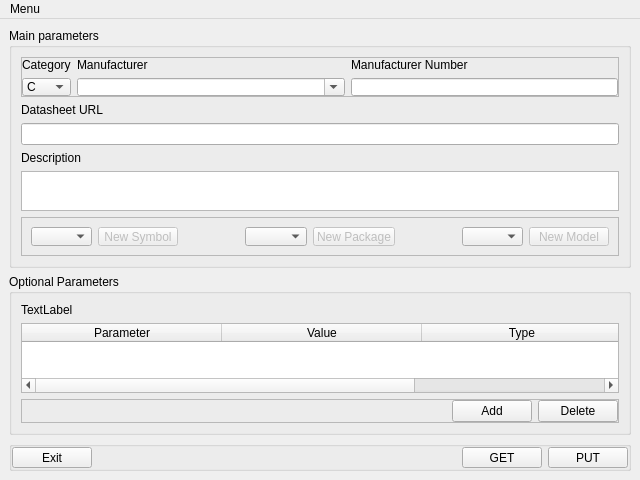
The window that src/ui/mainwindow.ui (BamWolf/altium-common-library.client) describes before a commit, drawn with Qt 5.
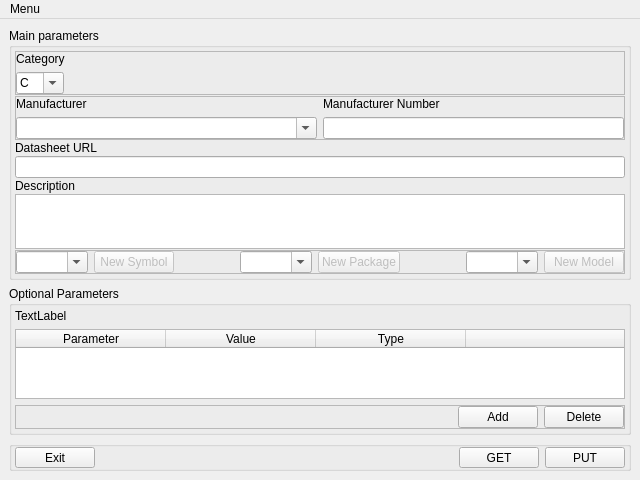
The same window after the commit.

```diff
--- a/src/ui/mainwindow.ui
+++ b/src/ui/mainwindow.ui
@@ -38,6 +38,12 @@
          <string>Main parameters</string>
         </property>
         <layout class="QVBoxLayout" name="verticalLayout_5">
+         <property name="spacing">
+          <number>1</number>
+         </property>
+         <property name="margin">
+          <number>3</number>
+         </property>
          <item>
           <widget class="QFrame" name="frame_2">
            <property name="frameShape">
@@ -50,21 +56,24 @@
             <property name="margin">
              <number>0</number>
             </property>
-            <property name="spacing">
-             <number>6</number>
-            </property>
-            <item row="1" column="3">
-             <widget class="QLineEdit" name="pn_line"/>
-            </item>
-            <item row="0" column="3">
-             <widget class="QLabel" name="label_2">
+            <item row="0" column="0">
+             <widget class="QLabel" name="label_5">
               <property name="text">
-               <string>Manufacturer Number</string>
+               <string>Category</string>
               </property>
              </widget>
             </item>
             <item row="1" column="0">
              <widget class="QComboBox" name="categoryBox">
+              <property name="sizePolicy">
+               <sizepolicy hsizetype="Fixed" vsizetype="Fixed">
+                <horstretch>0</horstretch>
+                <verstretch>0</verstretch>
+               </sizepolicy>
+              </property>
+              <property name="editable">
+               <bool>true</bool>
+              </property>
               <item>
                <property name="text">
                 <string>C</string>
@@ -97,14 +106,35 @@
               </item>
              </widget>
             </item>
-            <item row="0" column="0">
-             <widget class="QLabel" name="label_5">
-              <property name="text">
-               <string>Category</string>
+            <item row="1" column="1">
+             <spacer name="horizontalSpacer_5">
+              <property name="orientation">
+               <enum>Qt::Horizontal</enum>
               </property>
-             </widget>
+              <property name="sizeHint" stdset="0">
+               <size>
+                <width>556</width>
+                <height>20</height>
+               </size>
+              </property>
+             </spacer>
             </item>
-            <item row="1" column="2">
+           </layout>
+          </widget>
+         </item>
+         <item>
+          <widget class="QFrame" name="frame_4">
+           <property name="frameShape">
+            <enum>QFrame::StyledPanel</enum>
+           </property>
+           <property name="frameShadow">
+            <enum>QFrame::Raised</enum>
+           </property>
+           <layout class="QGridLayout" name="gridLayout_2">
+            <property name="margin">
+             <number>0</number>
+            </property>
+            <item row="1" column="0">
              <widget class="QComboBox" name="manufacturerBox">
               <property name="sizePolicy">
                <sizepolicy hsizetype="MinimumExpanding" vsizetype="Fixed">
@@ -115,18 +145,28 @@
               <property name="editable">
                <bool>true</bool>
               </property>
-              <property name="modelColumn">
-               <number>1</number>
+              <property name="currentIndex">
+               <number>-1</number>
               </property>
              </widget>
             </item>
-            <item row="0" column="2">
+            <item row="1" column="1">
+             <widget class="QLineEdit" name="pn_line"/>
+            </item>
+            <item row="0" column="0">
              <widget class="QLabel" name="label">
               <property name="text">
                <string>Manufacturer</string>
               </property>
              </widget>
             </item>
+            <item row="0" column="1">
+             <widget class="QLabel" name="label_2">
+              <property name="text">
+               <string>Manufacturer Number</string>
+              </property>
+             </widget>
+            </item>
            </layout>
           </widget>
          </item>
@@ -148,7 +188,17 @@
           </widget>
          </item>
          <item>
-          <widget class="QPlainTextEdit" name="descriptionEdit"/>
+          <widget class="QPlainTextEdit" name="descriptionEdit">
+           <property name="sizePolicy">
+            <sizepolicy hsizetype="Expanding" vsizetype="Preferred">
+             <horstretch>0</horstretch>
+             <verstretch>0</verstretch>
+            </sizepolicy>
+           </property>
+           <property name="tabChangesFocus">
+            <bool>true</bool>
+           </property>
+          </widget>
          </item>
          <item>
           <widget class="QFrame" name="frame_3">
@@ -159,6 +209,9 @@
             <enum>QFrame::Raised</enum>
            </property>
            <layout class="QHBoxLayout" name="horizontalLayout_2">
+            <property name="margin">
+             <number>0</number>
+            </property>
             <item>
              <widget class="QComboBox" name="symbolBox">
               <property name="sizePolicy">
@@ -167,11 +220,9 @@
                 <verstretch>0</verstretch>
                </sizepolicy>
               </property>
-              <item>
-               <property name="text">
-                <string/>
-               </property>
-              </item>
+              <property name="editable">
+               <bool>true</bool>
+              </property>
              </widget>
             </item>
             <item>
@@ -205,14 +256,12 @@
                 <verstretch>0</verstretch>
                </sizepolicy>
               </property>
+              <property name="editable">
+               <bool>true</bool>
+              </property>
               <property name="minimumContentsLength">
                <number>1</number>
               </property>
-              <item>
-               <property name="text">
-                <string/>
-               </property>
-              </item>
              </widget>
             </item>
             <item>
@@ -246,11 +295,9 @@
                 <verstretch>0</verstretch>
                </sizepolicy>
               </property>
-              <item>
-               <property name="text">
-                <string/>
-               </property>
-              </item>
+              <property name="editable">
+               <bool>true</bool>
+              </property>
              </widget>
             </item>
             <item>
@@ -271,10 +318,19 @@
       </item>
       <item>
        <widget class="QGroupBox" name="optionalBox">
+        <property name="sizePolicy">
+         <sizepolicy hsizetype="Preferred" vsizetype="Maximum">
+          <horstretch>0</horstretch>
+          <verstretch>0</verstretch>
+         </sizepolicy>
+        </property>
         <property name="title">
          <string>Optional Parameters</string>
         </property>
         <layout class="QVBoxLayout" name="verticalLayout_4">
+         <property name="margin">
+          <number>3</number>
+         </property>
          <item>
           <widget class="QLabel" name="m_label">
            <property name="text">
@@ -315,7 +371,7 @@
             <bool>true</bool>
            </attribute>
            <attribute name="horizontalHeaderDefaultSectionSize">
-            <number>200</number>
+            <number>150</number>
            </attribute>
            <attribute name="horizontalHeaderHighlightSections">
             <bool>false</bool>
@@ -350,6 +406,11 @@
              <string>Type</string>
             </property>
            </column>
+           <column>
+            <property name="text">
+             <string/>
+            </property>
+           </column>
           </widget>
          </item>
          <item>
@@ -418,7 +479,16 @@
          <property name="spacing">
           <number>6</number>
          </property>
-         <property name="margin">
+         <property name="leftMargin">
+          <number>3</number>
+         </property>
+         <property name="topMargin">
+          <number>0</number>
+         </property>
+         <property name="rightMargin">
+          <number>3</number>
+         </property>
+         <property name="bottomMargin">
           <number>0</number>
          </property>
          <item>
```
Left out of the diff: 11 changed lines with no effect on the pictures.
